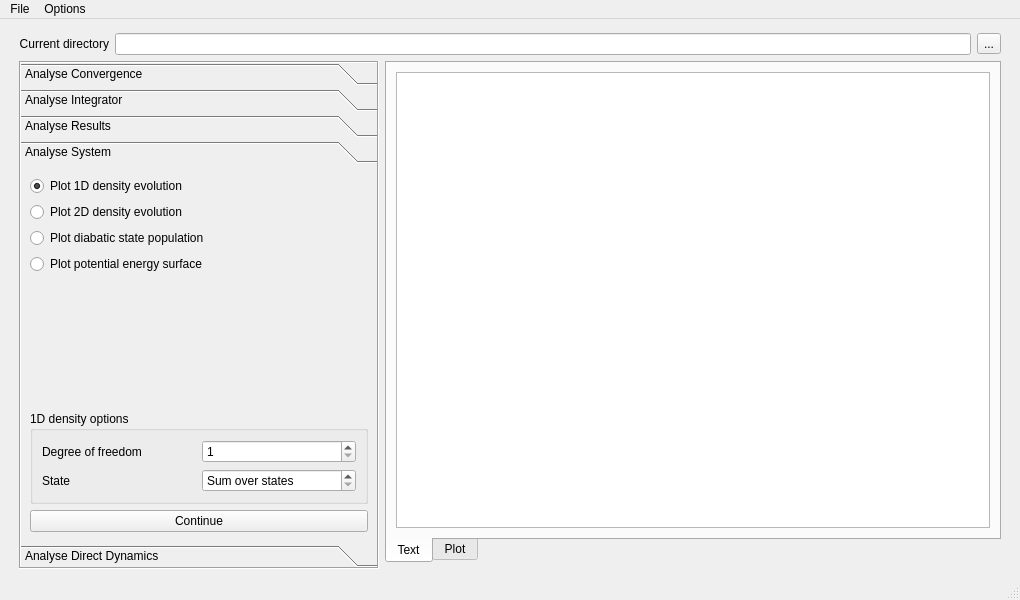
First picture: the form in source/analyse/gui_files/gui_analysis/ui_analysis.ui, repository wenzhaojia2000/msc-trajectory-analysis, before the edit.
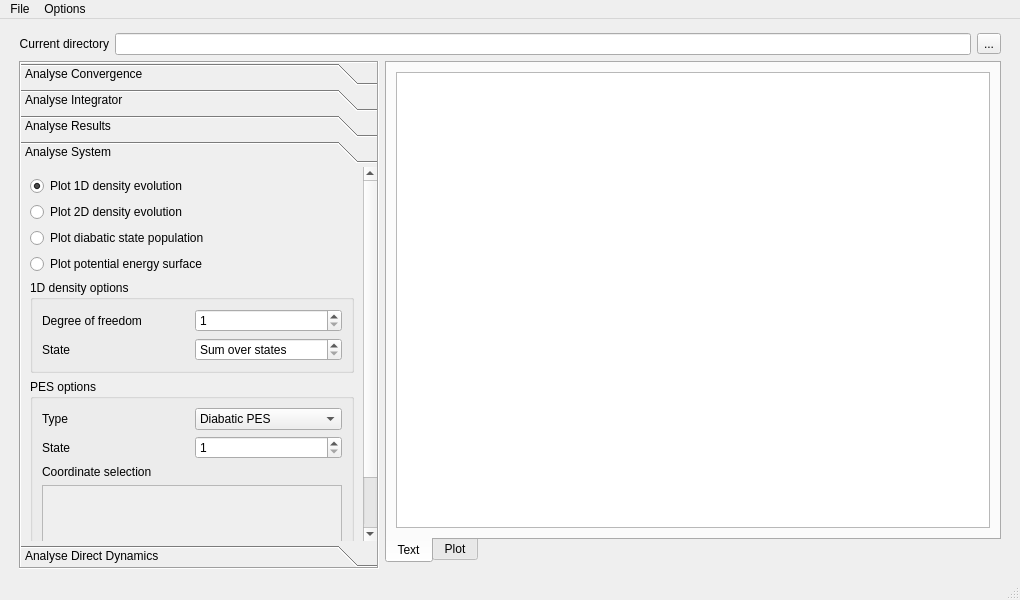
Second picture: the form after the edit. The open tabs and pages were chosen to show the change. Custom widgets are drawn as their Qt base class.

Commit message:
Add contour plotting for showpes! (showsys -pes)
Change labels for showd1d

Diff of the .ui file:
```diff
--- a/source/analyse/gui_files/gui_analysis/ui_analysis.ui
+++ b/source/analyse/gui_files/gui_analysis/ui_analysis.ui
@@ -14,8 +14,8 @@
    <string>Analyse</string>
   </property>
   <widget class="QWidget" name="centralwidget">
-   <layout class="QGridLayout" name="gridLayout_5">
-    <item row="0" column="0">
+   <layout class="QVBoxLayout" name="verticalLayout_8">
+    <item>
      <layout class="QGridLayout" name="gridLayout" columnstretch="0,0,50,0">
       <property name="leftMargin">
        <number>10</number>
@@ -672,8 +672,8 @@
           <rect>
            <x>0</x>
            <y>0</y>
-           <width>356</width>
-           <height>348</height>
+           <width>335</width>
+           <height>480</height>
           </rect>
          </property>
          <attribute name="label">
@@ -747,6 +747,13 @@
                </property>
               </widget>
              </item>
+             <item row="1" column="1">
+              <widget class="QSpinBox" name="den1d_state">
+               <property name="specialValueText">
+                <string>Sum over states</string>
+               </property>
+              </widget>
+             </item>
              <item row="0" column="1">
               <widget class="QSpinBox" name="den1d_dof">
                <property name="minimum">
@@ -764,10 +771,72 @@
                </property>
               </widget>
              </item>
+            </layout>
+           </widget>
+          </item>
+          <item>
+           <widget class="QGroupBox" name="showpes_box">
+            <property name="title">
+             <string>PES options</string>
+            </property>
+            <layout class="QGridLayout" name="gridLayout_12">
+             <item row="0" column="1">
+              <widget class="QComboBox" name="showpes_type">
+               <item>
+                <property name="text">
+                 <string>Diabatic PES</string>
+                </property>
+               </item>
+               <item>
+                <property name="text">
+                 <string>Adiabatic PES</string>
+                </property>
+               </item>
+              </widget>
+             </item>
+             <item row="0" column="0">
+              <widget class="QLabel" name="showpes_type_label">
+               <property name="text">
+                <string>Type</string>
+               </property>
+              </widget>
+             </item>
+             <item row="1" column="0">
+              <widget class="QLabel" name="showpes_state_label">
+               <property name="text">
+                <string>State</string>
+               </property>
+              </widget>
+             </item>
              <item row="1" column="1">
-              <widget class="QSpinBox" name="den1d_state">
-               <property name="specialValueText">
-                <string>Sum over states</string>
+              <widget class="QSpinBox" name="showpes_state">
+               <property name="minimum">
+                <number>1</number>
+               </property>
+              </widget>
+             </item>
+             <item row="3" column="0" colspan="2">
+              <widget class="QScrollArea" name="showpes_coord_box">
+               <property name="widgetResizable">
+                <bool>true</bool>
+               </property>
+               <widget class="QWidget" name="showpes_coord">
+                <property name="geometry">
+                 <rect>
+                  <x>0</x>
+                  <y>0</y>
+                  <width>287</width>
+                  <height>85</height>
+                 </rect>
+                </property>
+                <layout class="QVBoxLayout" name="verticalLayout_10"/>
+               </widget>
+              </widget>
+             </item>
+             <item row="2" column="0">
+              <widget class="QLabel" name="showpes_coord_label">
+               <property name="text">
+                <string>Coordinate selection</string>
                </property>
               </widget>
              </item>
```
The commit also changes 1 other file.
